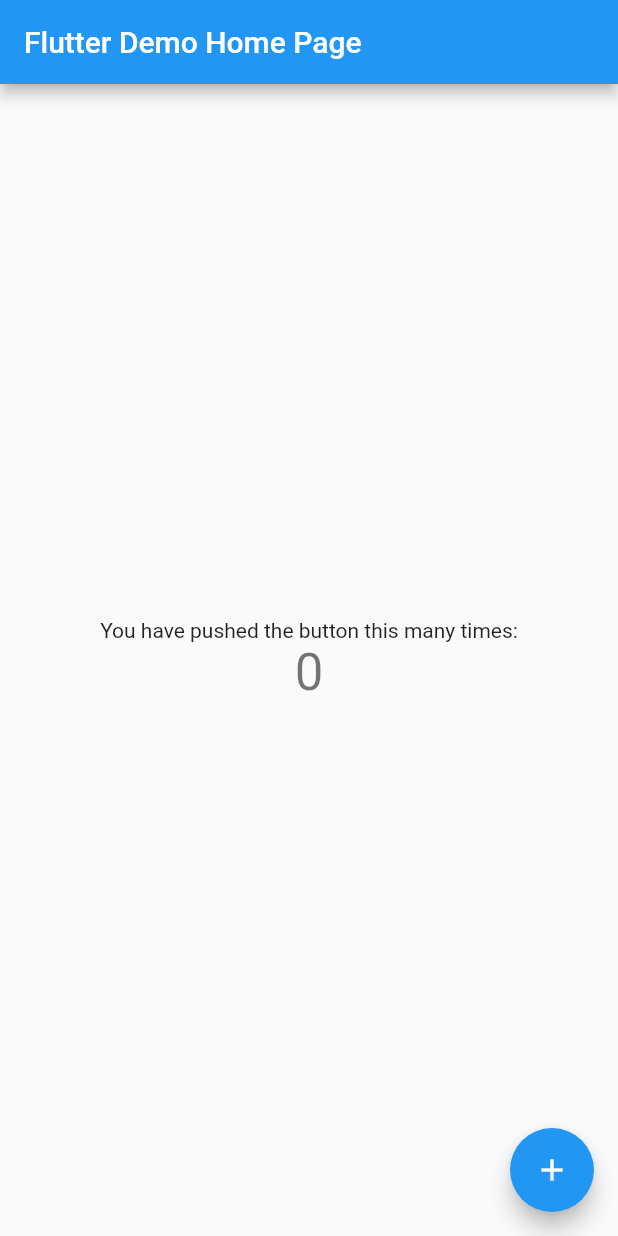
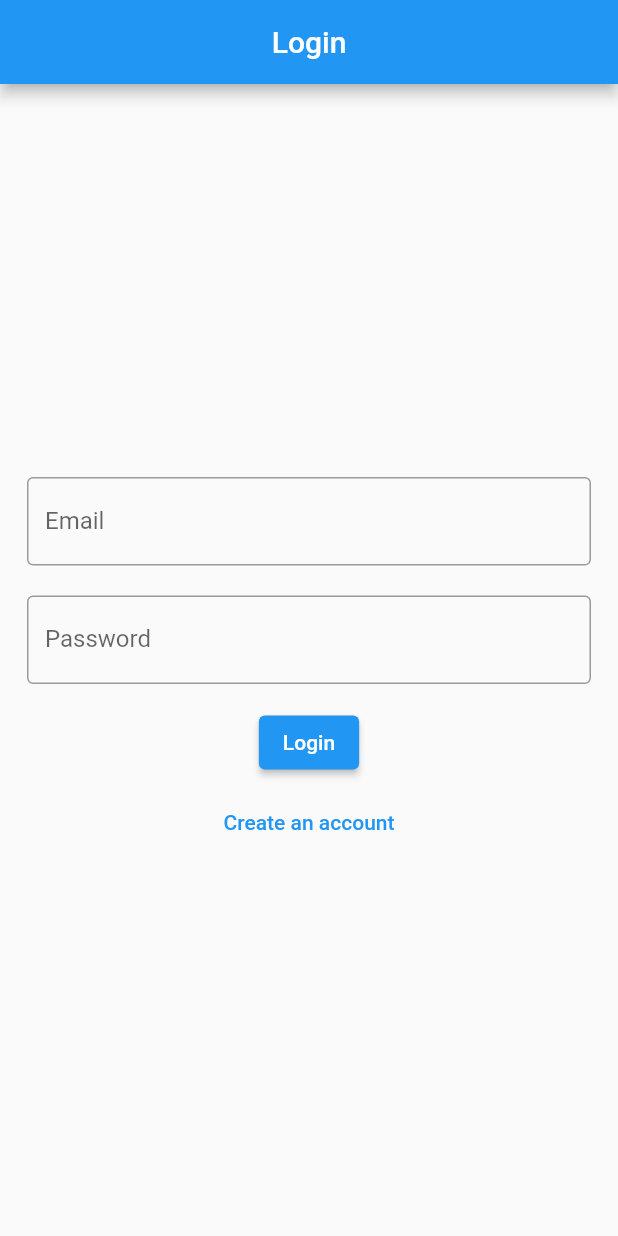
Before and after one commit to thuttakirankumar/my_chat_app, a Flutter app: the screen it shows after launch, on a phone screen of 412 x 824 dp. Run offline on Flutter 3.47's test engine with Material 2 defaults, Android fonts, the phone set to English and light mode, and no system bars.

Commit message:
created login, register, home screen

```diff
--- /dev/null
+++ b/lib/Auth/login_screen.dart
@@ -0,0 +1,73 @@
+import 'package:flutter/material.dart';
+import 'package:my_chat_app/Auth/register_screen.dart';
+
+class LoginScreen extends StatefulWidget {
+  const LoginScreen({super.key});
+
+  @override
+  State<LoginScreen> createState() => _LoginScreenState();
+}
+
+class _LoginScreenState extends State<LoginScreen> {
+  TextEditingController _emailcontroller = TextEditingController();
+   TextEditingController _passwordcontroller = TextEditingController();
+
+  @override
+  Widget build(BuildContext context) {
+    return Scaffold(
+      //backgroundColor: Colors.pink[100],
+      appBar: AppBar(
+        title: Center(child: Text("Login")),
+      ),
+      body: Padding(
+        padding: const EdgeInsets.all(8.0),
+        child: Column(
+          mainAxisAlignment: MainAxisAlignment.center,
+          crossAxisAlignment: CrossAxisAlignment.center,
+          children: [
+            Container(
+
+              margin: EdgeInsets.all(10),
+              child: TextField(
+                controller: _emailcontroller,
+                decoration: InputDecoration(
+                  border: OutlineInputBorder(),
+                  label: Text("Email"),hintText: "Enter email address"
+                ),
+                keyboardType: TextInputType.emailAddress,
+              ),
+            ),
+
+            Container(
+              margin:  EdgeInsets.all(10),
+              child: TextField(
+                obscureText: true,
+                controller: _passwordcontroller,
+                decoration: InputDecoration(
+                   border: OutlineInputBorder(),
+                  label: Text("Password"),hintText: "Enter Password"
+                ),
+                keyboardType: TextInputType.visiblePassword,
+              ),
+            ),
+            SizedBox(
+              height: 5,
+            ),
+
+            ElevatedButton(onPressed: (){
+              print("email is ${_emailcontroller.text}");
+            }, child: Text("Login")),
+            SizedBox(
+              height: 5,
+            ),
+            TextButton(onPressed: (){
+              Navigator.push(context, MaterialPageRoute(builder: (context) => RegisterScreen(),));
+            }, child: Text("Create an account"))
+
+
+          ],
+        ),
+      ),
+    );
+  }
+}
--- a/lib/main.dart
+++ b/lib/main.dart
@@ -1,4 +1,5 @@
 import 'package:flutter/material.dart';
+import 'package:my_chat_app/screens/splash_screen.dart';
 
 void main() {
   runApp(const MyApp());
@@ -24,92 +25,8 @@ class MyApp extends StatelessWidget {
         // is not restarted.
         primarySwatch: Colors.blue,
       ),
-      home: const MyHomePage(title: 'Flutter Demo Home Page'),
+      home: SplashScreen(),
+
     );
   }
 }
-
-class MyHomePage extends StatefulWidget {
-  const MyHomePage({super.key, required this.title});
-
-  // This widget is the home page of your application. It is stateful, meaning
-  // that it has a State object (defined below) that contains fields that affect
-  // how it looks.
-
-  // This class is the configuration for the state. It holds the values (in this
-  // case the title) provided by the parent (in this case the App widget) and
-  // used by the build method of the State. Fields in a Widget subclass are
-  // always marked "final".
-
-  final String title;
-
-  @override
-  State<MyHomePage> createState() => _MyHomePageState();
-}
-
-class _MyHomePageState extends State<MyHomePage> {
-  int _counter = 0;
-
-  void _incrementCounter() {
-    setState(() {
-      // This call to setState tells the Flutter framework that something has
-      // changed in this State, which causes it to rerun the build method below
-      // so that the display can reflect the updated values. If we changed
-      // _counter without calling setState(), then the build method would not be
-      // called again, and so nothing would appear to happen.
-      _counter++;
-    });
-  }
-
-  @override
-  Widget build(BuildContext context) {
-    // This method is rerun every time setState is called, for instance as done
-    // by the _incrementCounter method above.
-    //
-    // The Flutter framework has been optimized to make rerunning build methods
-    // fast, so that you can just rebuild anything that needs updating rather
-    // than having to individually change instances of widgets.
-    return Scaffold(
-      appBar: AppBar(
-        // Here we take the value from the MyHomePage object that was created by
-        // the App.build method, and use it to set our appbar title.
-        title: Text(widget.title),
-      ),
-      body: Center(
-        // Center is a layout widget. It takes a single child and positions it
-        // in the middle of the parent.
-        child: Column(
-          // Column is also a layout widget. It takes a list of children and
-          // arranges them vertically. By default, it sizes itself to fit its
-          // children horizontally, and tries to be as tall as its parent.
-          //
-          // Invoke "debug painting" (press "p" in the console, choose the
-          // "Toggle Debug Paint" action from the Flutter Inspector in Android
-          // Studio, or the "Toggle Debug Paint" command in Visual Studio Code)
-          // to see the wireframe for each widget.
-          //
-          // Column has various properties to control how it sizes itself and
-          // how it positions its children. Here we use mainAxisAlignment to
-          // center the children vertically; the main axis here is the vertical
-          // axis because Columns are vertical (the cross axis would be
-          // horizontal).
-          mainAxisAlignment: MainAxisAlignment.center,
-          children: <Widget>[
-            const Text(
-              'You have pushed the button this many times:',
-            ),
-            Text(
-              '$_counter',
-              style: Theme.of(context).textTheme.headline4,
-            ),
-          ],
-        ),
-      ),
-      floatingActionButton: FloatingActionButton(
-        onPressed: _incrementCounter,
-        tooltip: 'Increment',
-        child: const Icon(Icons.add),
-      ), // This trailing comma makes auto-formatting nicer for build methods.
-    );
-  }
-}
--- a/pubspec.yaml
+++ b/pubspec.yaml
@@ -36,6 +36,9 @@ dependencies:
   # The following adds the Cupertino Icons font to your application.
   # Use with the CupertinoIcons class for iOS style icons.
   cupertino_icons: ^1.0.2
+  firebase_auth: ^3.7.0
+  cloud_firestore: ^3.4.6
+  firebase_storage: ^10.3.7
 
 dev_dependencies:
   flutter_test:
```
Also changed, not shown: lib/Auth/register_screen.dart (added, +72 -0 lines), lib/screens/home_screen.dart (added, +15 -0 lines), lib/screens/splash_screen.dart (added, +44 -0 lines), pubspec.lock, 1 other file.
